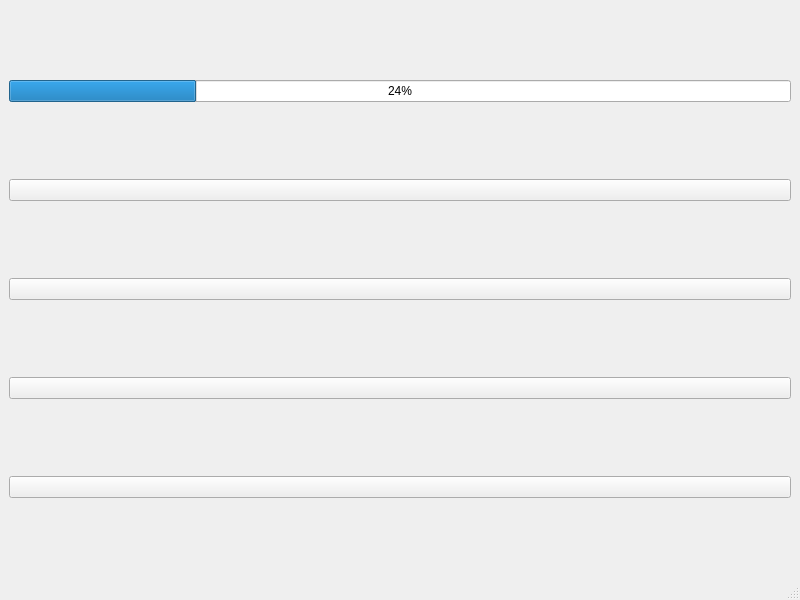
Old version of the form mainwindow.ui in the repository dargonfyl/Qt-NotNotGame.
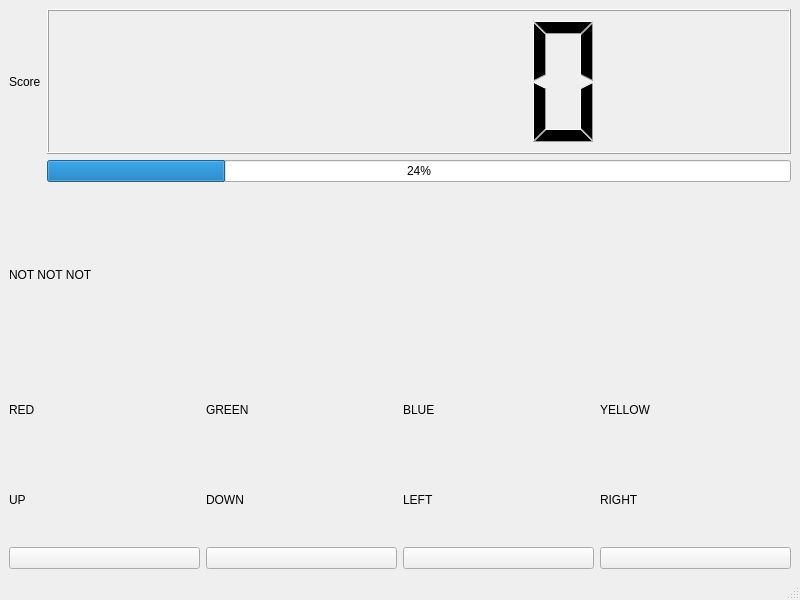
New version of the form.

Commit message: Add UI elements and timer visual functionality

```diff
--- a/mainwindow.ui
+++ b/mainwindow.ui
@@ -14,41 +14,139 @@
    <string>MainWindow</string>
   </property>
   <widget class="QWidget" name="centralwidget">
-   <layout class="QVBoxLayout" name="verticalLayout">
-    <item>
-     <widget class="QProgressBar" name="timerBar">
-      <property name="value">
-       <number>24</number>
-      </property>
-     </widget>
-    </item>
-    <item>
-     <widget class="QPushButton" name="yellow">
-      <property name="text">
-       <string/>
-      </property>
-     </widget>
-    </item>
-    <item>
-     <widget class="QPushButton" name="blue">
-      <property name="text">
-       <string/>
-      </property>
-     </widget>
-    </item>
-    <item>
-     <widget class="QPushButton" name="green">
-      <property name="text">
-       <string/>
-      </property>
-     </widget>
-    </item>
-    <item>
-     <widget class="QPushButton" name="red">
-      <property name="text">
-       <string/>
-      </property>
-     </widget>
+   <property name="minimumSize">
+    <size>
+     <width>800</width>
+     <height>0</height>
+    </size>
+   </property>
+   <layout class="QGridLayout" name="gridLayout_2">
+    <item row="0" column="0">
+     <layout class="QGridLayout" name="gridLayout">
+      <item row="3" column="0">
+       <layout class="QGridLayout" name="inputIndicator">
+        <item row="0" column="1">
+         <widget class="QLabel" name="label_3">
+          <property name="text">
+           <string>GREEN</string>
+          </property>
+         </widget>
+        </item>
+        <item row="0" column="3">
+         <widget class="QLabel" name="label_5">
+          <property name="text">
+           <string>YELLOW</string>
+          </property>
+         </widget>
+        </item>
+        <item row="0" column="0">
+         <widget class="QLabel" name="label_2">
+          <property name="text">
+           <string>RED</string>
+          </property>
+         </widget>
+        </item>
+        <item row="0" column="2">
+         <widget class="QLabel" name="label_4">
+          <property name="text">
+           <string>BLUE</string>
+          </property>
+         </widget>
+        </item>
+        <item row="1" column="0">
+         <widget class="QLabel" name="label_6">
+          <property name="text">
+           <string>UP</string>
+          </property>
+         </widget>
+        </item>
+        <item row="1" column="1">
+         <widget class="QLabel" name="label_7">
+          <property name="text">
+           <string>DOWN</string>
+          </property>
+         </widget>
+        </item>
+        <item row="1" column="2">
+         <widget class="QLabel" name="label_8">
+          <property name="text">
+           <string>LEFT</string>
+          </property>
+         </widget>
+        </item>
+        <item row="1" column="3">
+         <widget class="QLabel" name="label_9">
+          <property name="text">
+           <string>RIGHT</string>
+          </property>
+         </widget>
+        </item>
+       </layout>
+      </item>
+      <item row="4" column="0">
+       <layout class="QHBoxLayout" name="buttons">
+        <item>
+         <widget class="QPushButton" name="green">
+          <property name="styleSheet">
+           <string notr="true">color: rgb(255, 255, 255)</string>
+          </property>
+          <property name="text">
+           <string/>
+          </property>
+         </widget>
+        </item>
+        <item>
+         <widget class="QPushButton" name="red">
+          <property name="text">
+           <string/>
+          </property>
+         </widget>
+        </item>
+        <item>
+         <widget class="QPushButton" name="blue">
+          <property name="text">
+           <string/>
+          </property>
+         </widget>
+        </item>
+        <item>
+         <widget class="QPushButton" name="yellow">
+          <property name="text">
+           <string/>
+          </property>
+         </widget>
+        </item>
+       </layout>
+      </item>
+      <item row="1" column="0">
+       <layout class="QGridLayout" name="gridLayout_3">
+        <item row="0" column="1">
+         <widget class="QLCDNumber" name="lcdNumber"/>
+        </item>
+        <item row="1" column="1">
+         <widget class="QProgressBar" name="timerBar">
+          <property name="value">
+           <number>24</number>
+          </property>
+         </widget>
+        </item>
+        <item row="0" column="0">
+         <widget class="QLabel" name="label">
+          <property name="text">
+           <string>Score</string>
+          </property>
+         </widget>
+        </item>
+       </layout>
+      </item>
+      <item row="2" column="0">
+       <widget class="QLabel" name="notIndicator">
+        <property name="text">
+         <string>NOT NOT NOT</string>
+        </property>
+       </widget>
+      </item>
+     </layout>
     </item>
    </layout>
   </widget>
```
The commit also changes 5 other files.
